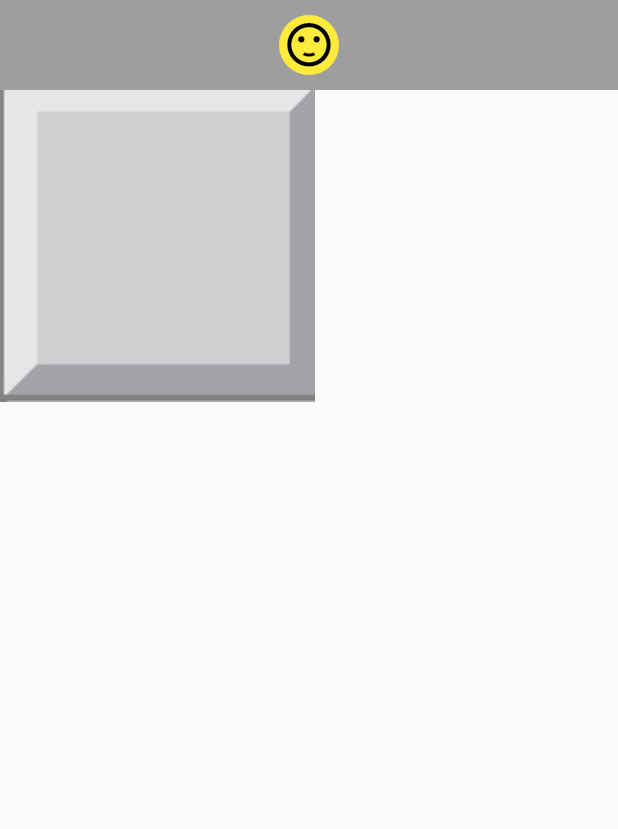
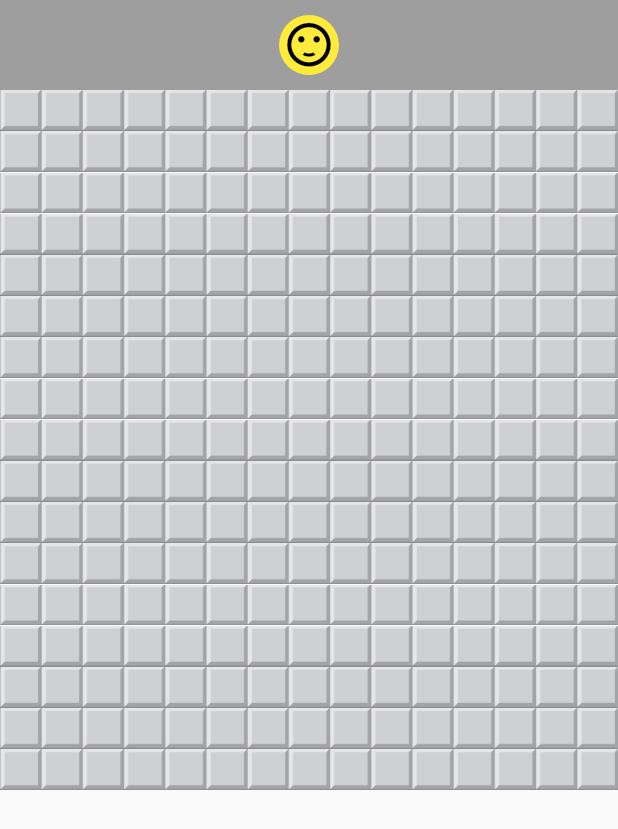
Before and after one commit to EduardoVitech/Minefield, a Flutter app: the screen it shows after launch, on a phone screen of 412 x 824 dp. Shown: the top 829 px of the screen. Run offline on Flutter 3.47's test engine with Material 2 defaults, Android fonts, the phone set to English and light mode, and no system bars.

Commit message:
Tabuleito Widget, Logica das imagens

```diff
--- a/lib/pages/minefield_page/minefield_page.dart
+++ b/lib/pages/minefield_page/minefield_page.dart
@@ -1,9 +1,22 @@
 import 'package:flutter/material.dart';
 import 'package:minefield/models/campo/campo.dart';
-import 'package:minefield/widgets/campo_widget/campo_widget.dart';
+import 'package:minefield/models/tabuleiro/tabuleiro.dart';
 import 'package:minefield/widgets/resultado/resultado_widget.dart';
+import 'package:minefield/widgets/tabuleiro_widget/tabuleiro_widget.dart';
 
-class MineField extends StatelessWidget {
+class MineField extends StatefulWidget {
+  @override
+  State<MineField> createState() => _MineFieldState();
+}
+
+class _MineFieldState extends State<MineField> {
+  bool? _venceu;
+  final Tabuleiro _tabuleiro = Tabuleiro(
+    linhas: 17,
+    colunas: 15,
+    qtdeBombas: 3,
+  );
+
   void _reiniciar() {
     print('Reiniciar...');
   }
@@ -18,17 +31,16 @@ class MineField extends StatelessWidget {
 
   @override
   Widget build(BuildContext context) {
-    Campo campo = Campo(linha: 0, coluna: 0);
-
     return MaterialApp(
+      debugShowCheckedModeBanner: false,
       home: Scaffold(
         appBar: ResultadoWidget(
-          venceu: null,
+          venceu: _venceu,
           onReiniciar: _reiniciar,
         ),
         body: Container(
-          child: CampoWidget(
-            campo: campo,
+          child: TabuleiroWidget(
+            tabuleiro: _tabuleiro,
             onAbrir: _abrir,
             onAlternarMarcacao: _alternarMarcacao,
           ),
--- a/lib/widgets/campo_widget/campo_widget.dart
+++ b/lib/widgets/campo_widget/campo_widget.dart
@@ -13,8 +13,15 @@ class CampoWidget extends StatelessWidget {
   });
 
   Widget _getImage() {
+    int qtdMinas = campo.qtdeMinasNaVizinhanca;
     if (campo.aberto && campo.minado && campo.explodido) {
+      return Image.asset('assets/images/bomba_1.jpg');
+    } else if (campo.aberto && campo.minado) {
       return Image.asset('assets/images/bomba_0.jpg');
+    } else if (campo.aberto && qtdMinas > 0) {
+      return Image.asset('assets/images/aberto_$qtdMinas.jpg');
+    } else if (campo.marcado) {
+      return Image.asset('assets/images/bandeira.jpg');
     } else {
       return Image.asset('assets/images/fechado.jpg');
     }
--- /dev/null
+++ b/lib/widgets/tabuleiro_widget/tabuleiro_widget.dart
@@ -0,0 +1,32 @@
+import 'package:flutter/material.dart';
+import 'package:minefield/models/campo/campo.dart';
+import 'package:minefield/models/tabuleiro/tabuleiro.dart';
+import 'package:minefield/widgets/campo_widget/campo_widget.dart';
+
+class TabuleiroWidget extends StatelessWidget {
+  final Tabuleiro tabuleiro;
+  final void Function(Campo) onAbrir;
+  final void Function(Campo) onAlternarMarcacao;
+
+  TabuleiroWidget({
+    required this.tabuleiro,
+    required this.onAbrir,
+    required this.onAlternarMarcacao,
+  });
+
+  @override
+  Widget build(BuildContext context) {
+    return Container(
+      child: GridView.count(
+        crossAxisCount: tabuleiro.colunas,
+        children: tabuleiro.campos.map((c) {
+          return CampoWidget(
+            campo: c,
+            onAbrir: onAbrir,
+            onAlternarMarcacao: onAlternarMarcacao,
+          );
+        }).toList(),
+      ),
+    );
+  }
+}
```
